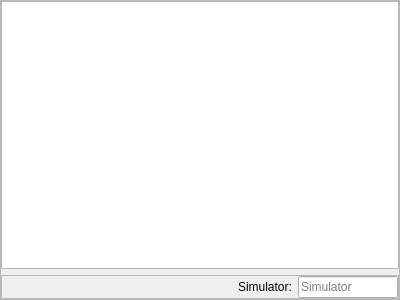
Old version of the form src/blackgui/components/dbownmodelscomponent.ui in the repository swift-project/pilotclient.
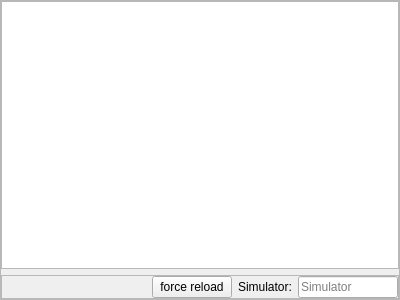
New version of the form. Custom widgets are drawn as their Qt base class.

Commit message: Button for "force model reload", own models component

The edit to the form file:
```diff
--- a/src/blackgui/components/dbownmodelscomponent.ui
+++ b/src/blackgui/components/dbownmodelscomponent.ui
@@ -89,6 +89,13 @@
         </property>
        </spacer>
       </item>
+      <item>
+       <widget class="QPushButton" name="pb_ForceReload">
+        <property name="text">
+         <string>force reload</string>
+        </property>
+       </widget>
+      </item>
       <item>
        <widget class="QLabel" name="lbl_Simulator">
         <property name="text">
```
Left out of the diff: 3 changed lines with no effect on the pictures. The commit also changes 2 other files.
